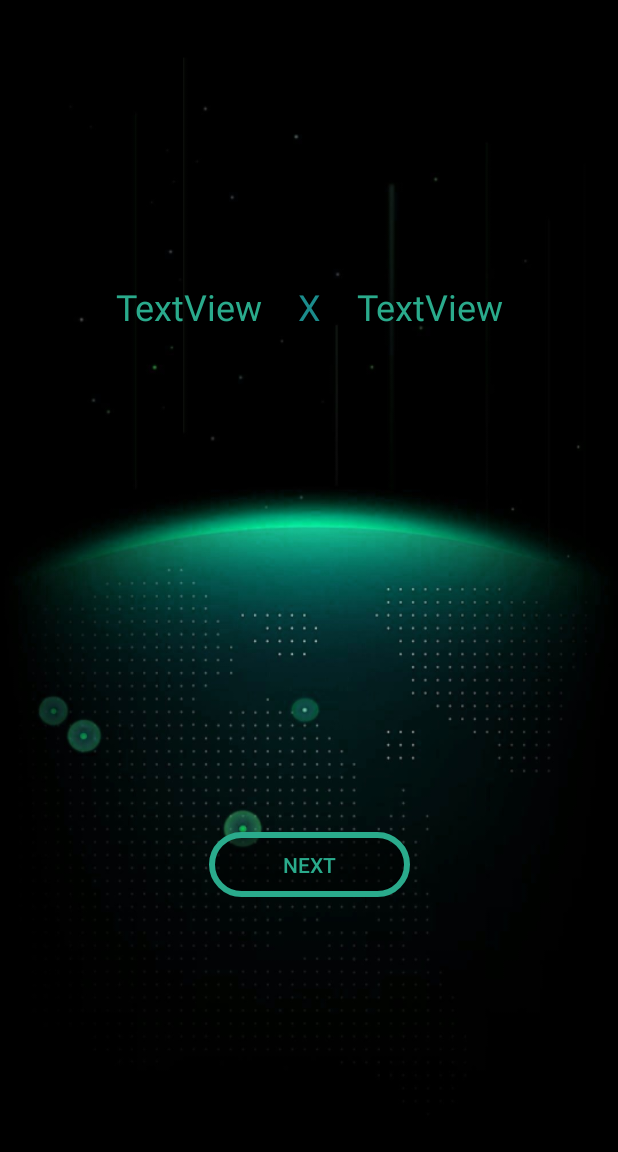
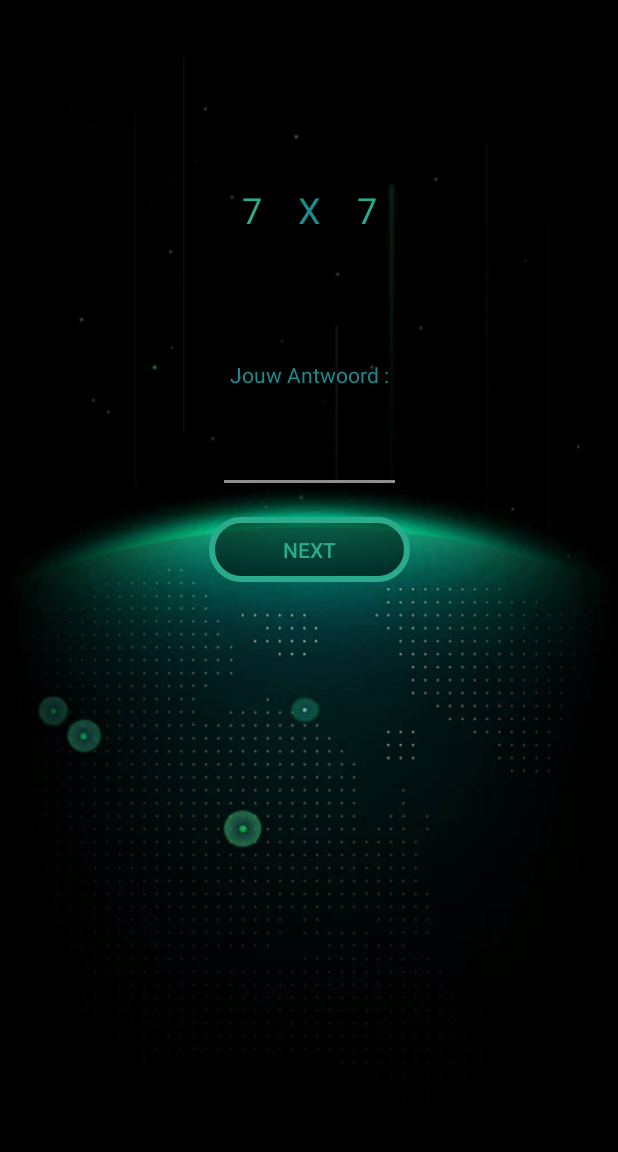
Before and after one commit to bidoofgoo/Tables, an Android app: the Uitdaging screen opened directly, with no data from a screen before it, on a phone screen of 412 x 824 dp, the part 84-1236 px from its top. Run offline under Robolectric (Android 15) with nearby library versions, the phone set to English and light mode, and no system bars.

Commit message:
De uitdaging update
- Uitdaging werkt nu, je kunt nu de uitdaging uitvoeren. Een moeilijkheidsgraad die een willekeurig getal pakt tussen 1 en 10 en deze opgeeft als som die de gebruiker moet oplossen.
- Klasse Multiplicatie toegevoegd, waar gegevens in staan over een keer-som.
- Uitdaging view aangepast, zodat het gebruiksvriendelijker is en je sneller antwoorden kan invoeren.
- Extra knop toegevoegd aan startscherm voor eindeloos mode. Een mode waar je oneindig sommen uitvoert met toenemende moeilijkheidsgraad en een uiteindelijke highscore.

```diff
--- a/app/src/main/java/nl/bidoofgoo/apps/tables/MainActivity.java
+++ b/app/src/main/java/nl/bidoofgoo/apps/tables/MainActivity.java
@@ -19,10 +19,10 @@ public class MainActivity extends AppCompatActivity {
 
         Button tafel = (Button) findViewById(R.id.buttonTafel);
         Button uitdaging = (Button) findViewById(R.id.buttonUitdaging);
+        Button eindeloos = (Button) findViewById(R.id.buttonEindeloos);
 
         buttons.add(tafel);
         buttons.add(uitdaging);
-
 
         ButtonClick.setButtonClickFunction(uitdaging, getResources(), new Function() {
             @Override
@@ -34,6 +34,7 @@ public class MainActivity extends AppCompatActivity {
         });
 
         ButtonClick.makeButtonPretty(tafel, getResources());
+        ButtonClick.makeButtonPretty(eindeloos, getResources());
 
     }
 }
--- /dev/null
+++ b/app/src/main/java/nl/bidoofgoo/apps/tables/Multiplicatie.java
@@ -0,0 +1,45 @@
+package nl.bidoofgoo.apps.tables;
+
+public class Multiplicatie {
+    private int cijferL = 0;
+    private int cijferR = 0;
+    private int antwoord = 0;
+    private boolean juist;
+
+    public Multiplicatie() {
+    }
+
+    // Maak een instantie aan van multiplicatie die gelijk een linker en een rechter getal aangeeft.
+    public Multiplicatie(int left, int right) {
+        cijferL = left;
+        cijferR = right;
+        antwoord = left * right;
+    }
+
+    // Genereer een willkeurige tafel berekening
+    public void genereerUitdaging(){
+        int getal1 = (int)(Math.random() * 9) + 1;
+        int getal2 = (int)(Math.random() * 9) + 1;
+
+        cijferL = getal1;
+        cijferR = getal2;
+        antwoord = getal1 * getal2;
+    }
+
+    // Getters en setters
+    public int getAntwoord() {
+        return antwoord;
+    }
+
+    public int getCijferL() {
+        return cijferL;
+    }
+
+    public int getCijferR() {
+        return cijferR;
+    }
+
+    public void setJuistGeantwoord(boolean juist) {
+        this.juist = juist;
+    }
+}
--- a/app/src/main/java/nl/bidoofgoo/apps/tables/Uitdaging.java
+++ b/app/src/main/java/nl/bidoofgoo/apps/tables/Uitdaging.java
@@ -1,13 +1,94 @@
 package nl.bidoofgoo.apps.tables;
 
+import android.os.Bundle;
 import android.support.v7.app.AppCompatActivity;
-import android.os.Bundle;
+import android.widget.Button;
+import android.widget.EditText;
+import android.widget.TextView;
 
 public class Uitdaging extends AppCompatActivity {
+
+    private Multiplicatie[] mults;
+    private int hoeveelsteVraag;
+
+    private TextView linkerGetalUI;
+    private TextView rechterGetalUI;
+    private EditText input;
+    private Button nextButton;
 
     @Override
     protected void onCreate(Bundle savedInstanceState) {
         super.onCreate(savedInstanceState);
         setContentView(R.layout.activity_uitdaging);
+
+        linkerGetalUI = (TextView) findViewById(R.id.lNummer);
+        rechterGetalUI = (TextView) findViewById(R.id.rNummer);
+        input = (EditText) findViewById(R.id.invoer);
+        nextButton = (Button) findViewById(R.id.nextButton);
+
+        genereerUitdaging();
+        laadVraag();
+
+        ButtonClick.setButtonClickFunction(nextButton, getResources(), new Function() {
+            @Override
+            public void whatToDo() {
+                String ingevult = input.getText().toString();
+                if (!ingevult.equals(""))
+                    antwoord(Integer.parseInt(ingevult));
+            }
+        });
     }
+
+    // De functie die wordt doorgevoerd zodra er iets is ingevult en de gebruiker drukt op volgende
+    public void antwoord(int antwoordIngevult){
+
+        // Kijk of het juist is beantwoord
+        boolean antwoord = (mults[hoeveelsteVraag].getAntwoord() == antwoordIngevult);
+
+        // Vul het antwoord in in de multiplicatie
+        mults[hoeveelsteVraag].setJuistGeantwoord(antwoord);
+
+        // Volgende vraag
+        hoeveelsteVraag++;
+        // Tenzij alle vragen zijn beantwoord, ga dan terug
+        if (hoeveelsteVraag > 9){
+            // Even zodat hij niet vast loopt zodra je alles hebt aangepast
+            this.finish();
+        }else{
+            laadVraag();
+        }
+    }
+
+    // Laad de huidige vraag in op de pagina
+    private void laadVraag(){
+        linkerGetalUI.setText(Integer.toString(mults[hoeveelsteVraag].getCijferL()));
+        rechterGetalUI.setText(Integer.toString(mults[hoeveelsteVraag].getCijferR()));
+        input.setText("");
+    }
+
+
+
+    // Genereer 10 willekeurige tafels.
+    public void genereerUitdaging(){
+         mults = new Multiplicatie[10];
+
+        for (int i = 0; i < 10; i++) {
+            mults[i] = new Multiplicatie();
+            mults[i].genereerUitdaging();
+        }
+
+        hoeveelsteVraag = 0;
+    }
+
+    // Genereer 10 tafels
+    public void genereerTafels(int getal){
+        mults = new Multiplicatie[10];
+
+        for (int i = 0; i < 10; i++) {
+            mults[i] = new Multiplicatie(getal, i+1);
+        }
+
+        hoeveelsteVraag = 0;
+    }
+
 }
--- a/app/src/main/res/layout/activity_uitdaging.xml
+++ b/app/src/main/res/layout/activity_uitdaging.xml
@@ -14,15 +14,15 @@
         android:layout_marginBottom="8dp"
         android:layout_marginEnd="8dp"
         android:layout_marginStart="8dp"
-        android:layout_marginTop="8dp"
+        android:layout_marginTop="16dp"
         android:background="@drawable/roundedbutton"
         android:text="Next"
         android:textColor="@color/colorPrimary"
         app:layout_constraintBottom_toBottomOf="parent"
         app:layout_constraintEnd_toEndOf="parent"
         app:layout_constraintStart_toStartOf="parent"
-        app:layout_constraintTop_toTopOf="parent"
-        app:layout_constraintVertical_bias="0.771" />
+        app:layout_constraintTop_toBottomOf="@+id/invoer"
+        app:layout_constraintVertical_bias="0.0" />
 
     <TextView
         android:id="@+id/keer"
@@ -40,44 +40,73 @@
         app:layout_constraintEnd_toEndOf="parent"
         app:layout_constraintStart_toStartOf="parent"
         app:layout_constraintTop_toTopOf="parent"
-        app:layout_constraintVertical_bias="0.25" />
+        app:layout_constraintVertical_bias="0.16000003" />
 
     <TextView
         android:id="@+id/lNummer"
         android:layout_width="wrap_content"
         android:layout_height="wrap_content"
-        android:layout_marginBottom="8dp"
         android:layout_marginEnd="24dp"
         android:layout_marginStart="8dp"
-        android:layout_marginTop="8dp"
         android:text="TextView"
         android:textAlignment="textEnd"
         android:textColor="@color/colorPrimary"
         android:textSize="24sp"
-        app:layout_constraintBottom_toBottomOf="parent"
+        app:layout_constraintBottom_toBottomOf="@+id/keer"
         app:layout_constraintEnd_toStartOf="@+id/keer"
         app:layout_constraintHorizontal_bias="1.0"
         app:layout_constraintStart_toStartOf="parent"
-        app:layout_constraintTop_toTopOf="parent"
-        app:layout_constraintVertical_bias="0.25" />
+        app:layout_constraintTop_toTopOf="@+id/keer" />
 
     <TextView
         android:id="@+id/rNummer"
         android:layout_width="wrap_content"
         android:layout_height="wrap_content"
-        android:layout_marginBottom="8dp"
         android:layout_marginEnd="8dp"
         android:layout_marginStart="24dp"
-        android:layout_marginTop="8dp"
         android:text="TextView"
         android:textAlignment="textStart"
         android:textColor="@color/colorPrimary"
         android:textSize="24sp"
-        app:layout_constraintBottom_toBottomOf="parent"
+        app:layout_constraintBottom_toBottomOf="@+id/keer"
         app:layout_constraintEnd_toEndOf="parent"
         app:layout_constraintHorizontal_bias="0.0"
         app:layout_constraintStart_toEndOf="@+id/keer"
+        app:layout_constraintTop_toTopOf="@+id/keer" />
+
+    <EditText
+        android:id="@+id/invoer"
+        android:layout_width="122dp"
+        android:layout_height="wrap_content"
+        android:layout_marginBottom="8dp"
+        android:layout_marginEnd="8dp"
+        android:layout_marginStart="8dp"
+        android:layout_marginTop="8dp"
+        android:ems="10"
+        android:inputType="numberDecimal"
+        android:textAlignment="center"
+        android:textColor="@android:color/background_light"
+        app:layout_constraintBottom_toBottomOf="parent"
+        app:layout_constraintEnd_toEndOf="parent"
+        app:layout_constraintStart_toStartOf="parent"
         app:layout_constraintTop_toTopOf="parent"
-        app:layout_constraintVertical_bias="0.25" />
+        app:layout_constraintVertical_bias="0.39" />
+
+    <TextView
+        android:id="@+id/textView2"
+        android:layout_width="wrap_content"
+        android:layout_height="wrap_content"
+        android:layout_marginBottom="24dp"
+        android:layout_marginEnd="8dp"
+        android:layout_marginStart="8dp"
+        android:layout_marginTop="8dp"
+        android:text="Jouw Antwoord :"
+        android:textAlignment="center"
+        android:textColor="@color/colorPrimaryDark"
+        app:layout_constraintBottom_toTopOf="@+id/invoer"
+        app:layout_constraintEnd_toEndOf="parent"
+        app:layout_constraintStart_toStartOf="parent"
+        app:layout_constraintTop_toTopOf="parent"
+        app:layout_constraintVertical_bias="1.0" />
 
 </android.support.constraint.ConstraintLayout>
--- a/app/src/main/res/values/strings.xml
+++ b/app/src/main/res/values/strings.xml
@@ -3,5 +3,6 @@
     <string name="start">Start</string>
     <string name="title">Master your Tables!</string>
     <string name="challenge">Uitdaging</string>
-    <string name="oefenen">Kies een tafel</string>
+    <string name="oefenen">Oefenen</string>
+    <string name="eindeloos">Eindeloos</string>
 </resources>
```
Also changed, not shown: app/src/main/res/layout/activity_main.xml (+21 -4 lines).
